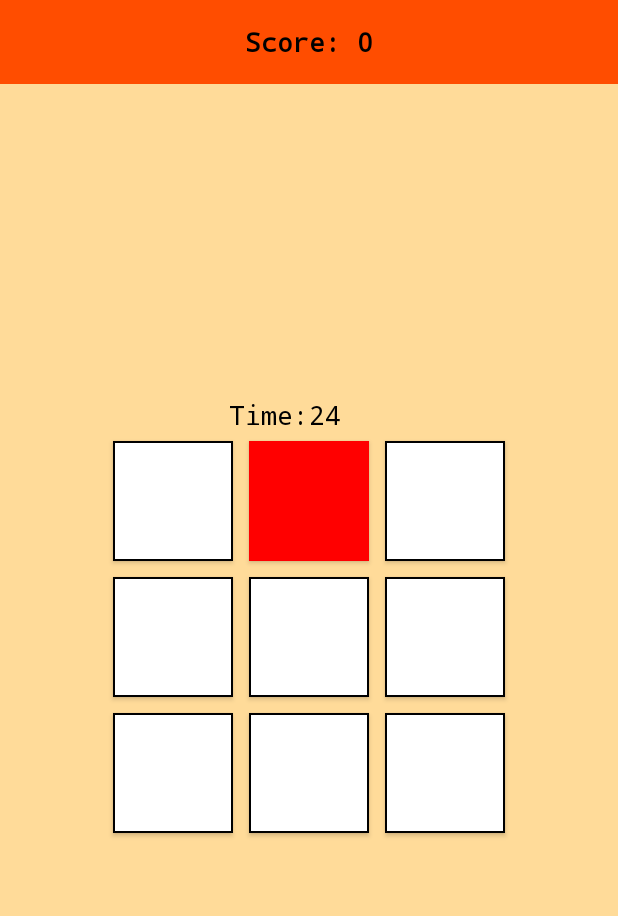
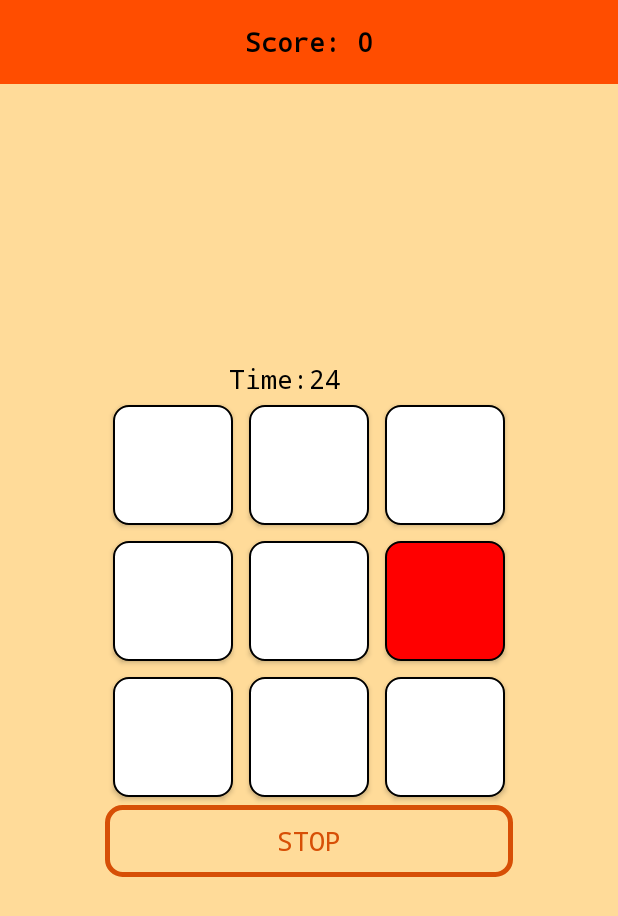
Before and after one commit to Frranky/Game, an Android app: the fragment GameFragment placed in its activity, after a tap on an icon or button, on a phone screen of 412 x 824 dp. Shown: the top 916 px of the screen. Run offline under Robolectric (Android 15) with nearby library versions, the light colour scheme and no system bars; 3 other taps on this screen came first.

Commit message:
Add play/stop button and some small changes

```diff
--- a/app/src/main/java/com/example/game/GameFragment.kt
+++ b/app/src/main/java/com/example/game/GameFragment.kt
@@ -16,6 +16,7 @@ class GameFragment : Fragment() {
 
 	private lateinit var binding: FragmentGameBinding
 	var score = 0
+	var flag = 0
 	private var gameTimer: CountDownTimer? = null
 	private var moleInHole: Array<Boolean> =
 		arrayOf(
@@ -35,6 +36,8 @@ class GameFragment : Fragment() {
 	override fun onViewCreated(view: View, savedInstanceState: Bundle?) {
 		super.onViewCreated(view, savedInstanceState)
 		binding.toolbar.record.text = "Score: $score"
+		binding.playButton.setOnClickListener {
+			if(flag == 0) {
 				startGameTimer(30000)
 				startGame()
 				binding.button1.root.setOnClickListener { checkMole(0) }
@@ -46,7 +49,13 @@ class GameFragment : Fragment() {
 				binding.button7.root.setOnClickListener { checkMole(6) }
 				binding.button8.root.setOnClickListener { checkMole(7) }
 				binding.button9.root.setOnClickListener { checkMole(8) }
-
+				binding.playButton.text = "Stop"
+				flag++
+			}
+			else {
+				startGameTimer(0)
+			}
+		}
 	}
 
 	private fun startGameTimer(timeMillis: Long) {
@@ -101,30 +110,30 @@ class GameFragment : Fragment() {
 
 	private fun showMole(hole: Int) {
 		when (hole + 1) {
-			1 -> binding.button1.root.setBackgroundColor(Color.RED)
-			2 -> binding.button2.root.setBackgroundColor(Color.RED)
-			3 -> binding.button3.root.setBackgroundColor(Color.RED)
-			4 -> binding.button4.root.setBackgroundColor(Color.RED)
-			5 -> binding.button5.root.setBackgroundColor(Color.RED)
-			6 -> binding.button6.root.setBackgroundColor(Color.RED)
-			7 -> binding.button7.root.setBackgroundColor(Color.RED)
-			8 -> binding.button8.root.setBackgroundColor(Color.RED)
-			9 -> binding.button9.root.setBackgroundColor(Color.RED)
+			1 -> binding.button1.root.background = ContextCompat.getDrawable(this.requireContext(), R.drawable.button_bg_red)
+			2 -> binding.button2.root.background = ContextCompat.getDrawable(this.requireContext(), R.drawable.button_bg_red)
+			3 -> binding.button3.root.background = ContextCompat.getDrawable(this.requireContext(), R.drawable.button_bg_red)
+			4 -> binding.button4.root.background = ContextCompat.getDrawable(this.requireContext(), R.drawable.button_bg_red)
+			5 -> binding.button5.root.background = ContextCompat.getDrawable(this.requireContext(), R.drawable.button_bg_red)
+			6 -> binding.button6.root.background = ContextCompat.getDrawable(this.requireContext(), R.drawable.button_bg_red)
+			7 -> binding.button7.root.background = ContextCompat.getDrawable(this.requireContext(), R.drawable.button_bg_red)
+			8 -> binding.button8.root.background = ContextCompat.getDrawable(this.requireContext(), R.drawable.button_bg_red)
+			9 -> binding.button9.root.background = ContextCompat.getDrawable(this.requireContext(), R.drawable.button_bg_red)
 		}
 		moleInHole[hole] = true
 	}
 
 	private fun hideMole(hole: Int) {
 		when (hole + 1) {
-			1 -> binding.button1.root.background = ContextCompat.getDrawable(this.requireContext(), R.drawable.button_bg)
-			2 -> binding.button2.root.background = ContextCompat.getDrawable(this.requireContext(), R.drawable.button_bg)
-			3 -> binding.button3.root.background = ContextCompat.getDrawable(this.requireContext(), R.drawable.button_bg)
-			4 -> binding.button4.root.background = ContextCompat.getDrawable(this.requireContext(), R.drawable.button_bg)
-			5 -> binding.button5.root.background = ContextCompat.getDrawable(this.requireContext(), R.drawable.button_bg)
-			6 -> binding.button6.root.background = ContextCompat.getDrawable(this.requireContext(), R.drawable.button_bg)
-			7 -> binding.button7.root.background = ContextCompat.getDrawable(this.requireContext(), R.drawable.button_bg)
-			8 -> binding.button8.root.background = ContextCompat.getDrawable(this.requireContext(), R.drawable.button_bg)
-			9 -> binding.button9.root.background = ContextCompat.getDrawable(this.requireContext(), R.drawable.button_bg)
+			1 -> binding.button1.root.background = ContextCompat.getDrawable(this.requireContext(), R.drawable.button_bg_white)
+			2 -> binding.button2.root.background = ContextCompat.getDrawable(this.requireContext(), R.drawable.button_bg_white)
+			3 -> binding.button3.root.background = ContextCompat.getDrawable(this.requireContext(), R.drawable.button_bg_white)
+			4 -> binding.button4.root.background = ContextCompat.getDrawable(this.requireContext(), R.drawable.button_bg_white)
+			5 -> binding.button5.root.background = ContextCompat.getDrawable(this.requireContext(), R.drawable.button_bg_white)
+			6 -> binding.button6.root.background = ContextCompat.getDrawable(this.requireContext(), R.drawable.button_bg_white)
+			7 -> binding.button7.root.background = ContextCompat.getDrawable(this.requireContext(), R.drawable.button_bg_white)
+			8 -> binding.button8.root.background = ContextCompat.getDrawable(this.requireContext(), R.drawable.button_bg_white)
+			9 -> binding.button9.root.background = ContextCompat.getDrawable(this.requireContext(), R.drawable.button_bg_white)
 		}
 		moleInHole[hole] = false
 	}
--- /dev/null
+++ b/app/src/main/res/drawable/button_bg_red.xml
@@ -0,0 +1,8 @@
+<?xml version="1.0" encoding="utf-8"?>
+<shape xmlns:android="http://schemas.android.com/apk/res/android"
+	android:shape="rectangle">
+	<corners android:radius="0dp" />
+	<solid android:color="@color/red"/>
+	<stroke android:width="2px" android:color="#000000" />
+	<corners android:radius="10dp" />
+</shape>
--- a/app/src/main/res/drawable/button_bg.xml
+++ b/app/src/main/res/drawable/button_bg_white.xml
@@ -4,4 +4,5 @@
 	<corners android:radius="0dp" />
 	<solid android:color="@color/cardview_light_background"/>
 	<stroke android:width="2px" android:color="#000000" />
+	<corners android:radius="10dp" />
 </shape>
--- /dev/null
+++ b/app/src/main/res/drawable/play_button_bg.xml
@@ -0,0 +1,8 @@
+<?xml version="1.0" encoding="utf-8"?>
+<shape xmlns:android="http://schemas.android.com/apk/res/android"
+	android:shape="rectangle">
+	<corners android:radius="0dp" />
+	<solid android:color="@null"/>
+	<stroke android:width="5px" android:color="@color/dark_orange" />
+	<corners android:radius="10dp" />
+</shape>
--- a/app/src/main/res/layout/fragment_game.xml
+++ b/app/src/main/res/layout/fragment_game.xml
@@ -84,5 +84,14 @@
 			<include layout="@layout/mole_button"
 				android:id="@+id/button9"/>
 		</LinearLayout>
+
+		<Button
+			android:layout_width="match_parent"
+			android:layout_height="match_parent"
+			android:background="@drawable/play_button_bg"
+			style="@style/MyTextStyle"
+			android:textColor="@color/dark_orange"
+			android:text="Play"
+			android:id="@+id/play_button"/>
 	</LinearLayout>
 </androidx.constraintlayout.widget.ConstraintLayout>
--- a/app/src/main/res/layout/mole_button.xml
+++ b/app/src/main/res/layout/mole_button.xml
@@ -7,4 +7,4 @@
 	android:layout_marginLeft="5dp"
 	android:layout_marginBottom="5dp"
 	android:layout_marginRight="5dp"
-	android:background="@drawable/button_bg"/>
+	android:background="@drawable/button_bg_white"/>
--- a/app/src/main/res/values/colors.xml
+++ b/app/src/main/res/values/colors.xml
@@ -10,4 +10,5 @@
 	<color name="light_orange">#ffdb99</color>
 	<color name="orange">#ff4d00</color>
 	<color name="red">#ff0000</color>
+	<color name="dark_orange">#D74F06</color>
 </resources>
```
Lines whose indentation alone changed are shown as unchanged.
